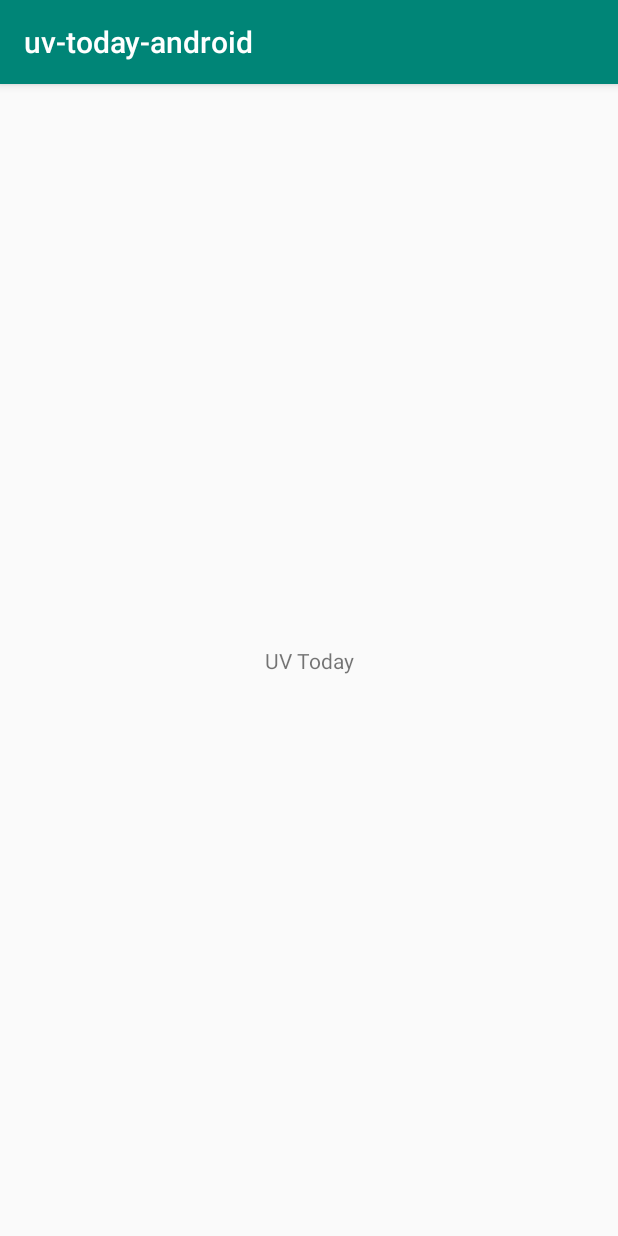
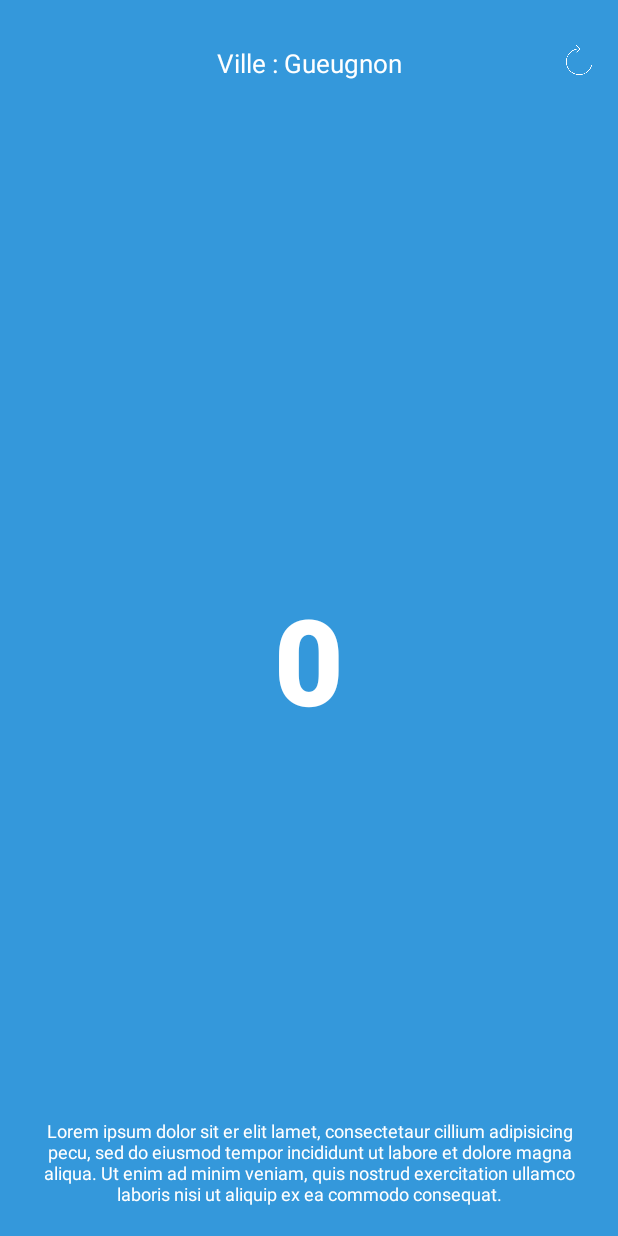
Before and after one commit to soucolline/uv-today-android, an Android app: the screen it shows after launch (MainActivity), on a phone screen of 412 x 824 dp. Run offline under Robolectric (Android 15) with nearby library versions, the light colour scheme and no system bars.

Commit message:
feat(basic-UI): add UI with dummy text

```diff
--- a/app/src/main/java/com/example/uv_today_android/MainActivity.kt
+++ b/app/src/main/java/com/example/uv_today_android/MainActivity.kt
@@ -6,13 +6,14 @@ import android.widget.TextView
 
 class MainActivity : AppCompatActivity() {
 
-    private lateinit var mainLabel: TextView
-
     override fun onCreate(savedInstanceState: Bundle?) {
         super.onCreate(savedInstanceState)
         setContentView(R.layout.activity_main)
 
-        this.mainLabel = this.findViewById(R.id.main_label)
-        this.mainLabel.text = "UV Today"
+        this.setupUI()
+    }
+
+    private fun setupUI() {
+        this.supportActionBar?.hide()
     }
 }
--- a/app/src/main/res/layout/activity_main.xml
+++ b/app/src/main/res/layout/activity_main.xml
@@ -4,16 +4,58 @@
     xmlns:tools="http://schemas.android.com/tools"
     android:layout_width="match_parent"
     android:layout_height="match_parent"
+    android:background="@color/app_background_default"
     tools:context=".MainActivity">
 
     <TextView
-        android:id="@+id/main_label"
+        android:id="@+id/city_textview"
         android:layout_width="wrap_content"
         android:layout_height="wrap_content"
-        android:text="Hello World!"
-        app:layout_constraintBottom_toBottomOf="parent"
-        app:layout_constraintLeft_toLeftOf="parent"
-        app:layout_constraintRight_toRightOf="parent"
+        android:layout_marginTop="30dp"
+        android:text="@string/city_label_default"
+        android:textColor="@android:color/white"
+        android:textSize="17sp"
+        app:layout_constraintEnd_toEndOf="parent"
+        app:layout_constraintHorizontal_bias="0.5"
+        app:layout_constraintStart_toStartOf="parent"
         app:layout_constraintTop_toTopOf="parent" />
 
+    <ImageView
+        android:id="@+id/refresh_button"
+        android:layout_width="20sp"
+        android:layout_height="20sp"
+        android:layout_marginTop="30dp"
+        android:layout_marginEnd="16dp"
+        app:layout_constraintEnd_toEndOf="parent"
+        app:layout_constraintTop_toTopOf="parent"
+        app:srcCompat="@drawable/refresh" />
+
+    <TextView
+        android:id="@+id/uv_textview"
+        android:layout_width="wrap_content"
+        android:layout_height="wrap_content"
+        android:fontFamily="sans-serif-black"
+        android:text="@string/uv_label_default"
+        android:textColor="@android:color/white"
+        android:textSize="80sp"
+        app:layout_constraintBottom_toBottomOf="parent"
+        app:layout_constraintEnd_toEndOf="parent"
+        app:layout_constraintHorizontal_bias="0.5"
+        app:layout_constraintStart_toStartOf="parent"
+        app:layout_constraintTop_toBottomOf="@+id/city_textview" />
+
+    <TextView
+        android:id="@+id/textView3"
+        android:layout_width="0dp"
+        android:layout_height="wrap_content"
+        android:layout_marginStart="20dp"
+        android:layout_marginEnd="20dp"
+        android:layout_marginBottom="20dp"
+        android:text="@string/uv_description_default"
+        android:textAlignment="center"
+        android:textColor="@android:color/white"
+        android:textSize="12sp"
+        app:layout_constraintBottom_toBottomOf="parent"
+        app:layout_constraintEnd_toEndOf="parent"
+        app:layout_constraintStart_toStartOf="parent" />
 </androidx.constraintlayout.widget.ConstraintLayout>
--- a/app/src/main/res/values/colors.xml
+++ b/app/src/main/res/values/colors.xml
@@ -3,4 +3,6 @@
     <color name="colorPrimary">#008577</color>
     <color name="colorPrimaryDark">#00574B</color>
     <color name="colorAccent">#D81B60</color>
+
+    <color name="app_background_default">#3498DB</color>
 </resources>
--- a/app/src/main/res/values/strings.xml
+++ b/app/src/main/res/values/strings.xml
@@ -1,3 +1,6 @@
 <resources>
     <string name="app_name">uv-today-android</string>
+    <string name="city_label_default">Ville : Gueugnon</string>
+    <string name="uv_label_default">0</string>
+    <string name="uv_description_default">Lorem ipsum dolor sit er elit lamet, consectetaur cillium adipisicing pecu, sed do eiusmod tempor incididunt ut labore et dolore magna aliqua. Ut enim ad minim veniam, quis nostrud exercitation ullamco laboris nisi ut aliquip ex ea commodo consequat.</string>
 </resources>
--- a/app/src/main/res/values/styles.xml
+++ b/app/src/main/res/values/styles.xml
@@ -6,6 +6,7 @@
         <item name="colorPrimary">@color/colorPrimary</item>
         <item name="colorPrimaryDark">@color/colorPrimaryDark</item>
         <item name="colorAccent">@color/colorAccent</item>
+        <item name="android:statusBarColor">@color/app_background_default</item>
     </style>
 
 </resources>
```
Also changed, not shown: app/src/main/res/drawable/refresh.png (added).
